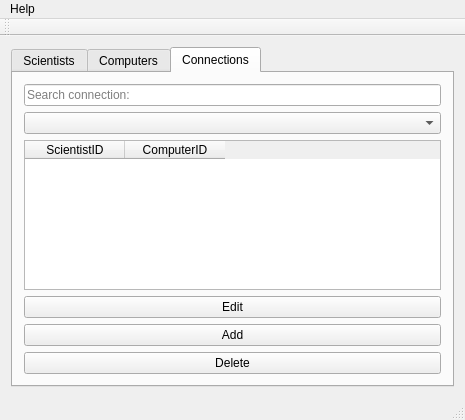
This is Gui-Vln-2016/mainwindow.ui in ivark16/Vln-2016 as Qt 5 draws it before an edit. The edited form follows.
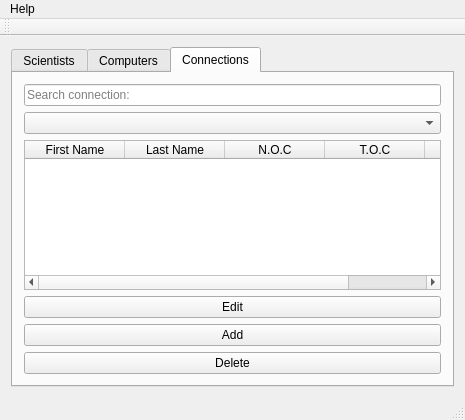
This is the edited form. The open tabs and pages were chosen to show the change.

Commit message: bara sma i main.ui

Patch:
```diff
--- a/Gui-Vln-2016/mainwindow.ui
+++ b/Gui-Vln-2016/mainwindow.ui
@@ -265,12 +265,27 @@
          <widget class="QTableWidget" name="tableWidget_3">
           <column>
            <property name="text">
-            <string>ScientistID</string>
+            <string>First Name</string>
            </property>
           </column>
           <column>
            <property name="text">
-            <string>ComputerID</string>
+            <string>Last Name</string>
+           </property>
+          </column>
+          <column>
+           <property name="text">
+            <string>N.O.C</string>
+           </property>
+          </column>
+          <column>
+           <property name="text">
+            <string>T.O.C</string>
+           </property>
+          </column>
+          <column>
+           <property name="text">
+            <string>Y.O.C</string>
            </property>
           </column>
          </widget>
```
Left out of the diff: 6 changed lines with no effect on the pictures. The commit also changes 2 other files.
